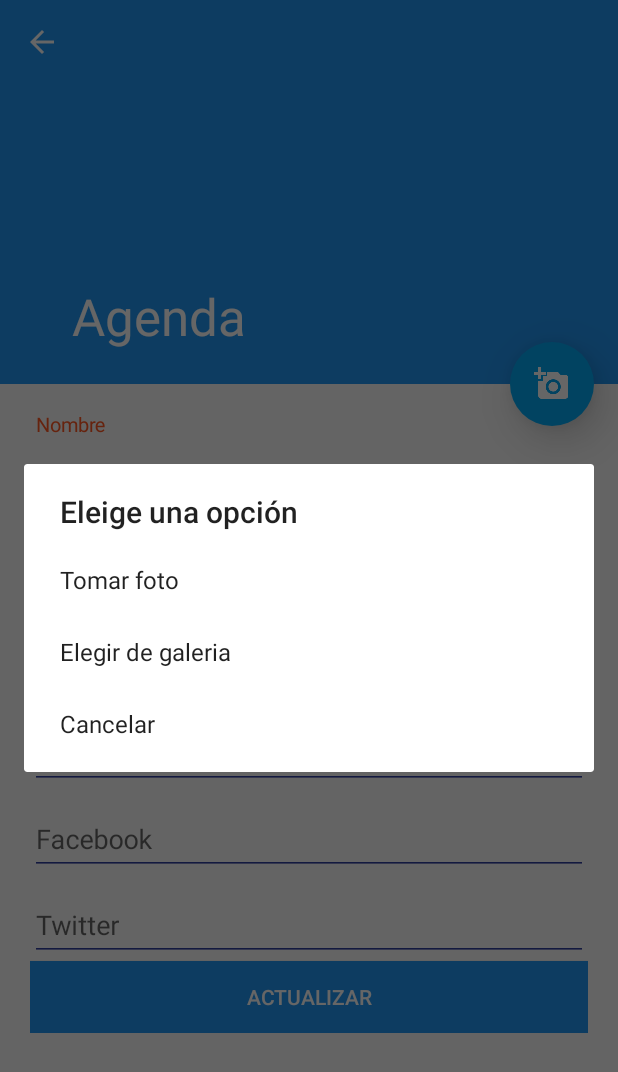
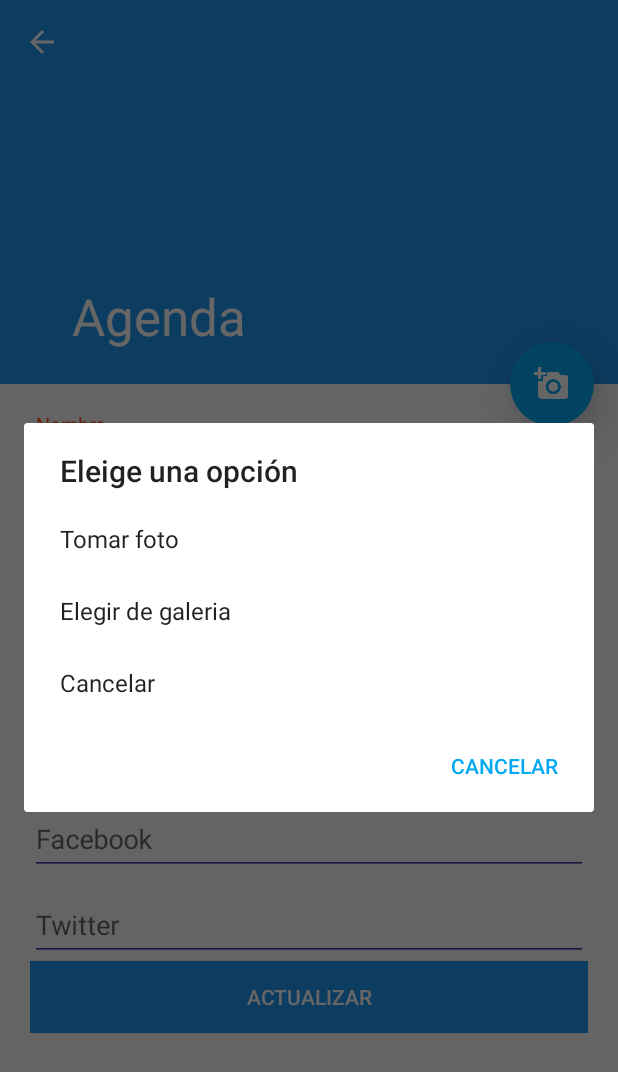
Before and after one commit to moises503/Agenda, an Android app: the UpdateContactActivity screen opened directly, with no data from a screen before it, after a tap on an icon or button, on a phone screen of 412 x 824 dp. Shown: the top 1072 px of the screen. Run offline under Robolectric (Android 15) with nearby library versions, the phone set to English and light mode, and no system bars; our stand-ins replace ButterKnife, Dagger/Hilt's generated code, EventBus; libraries missing offline, so code that uses them is left out: com.raizlabs.android; 9 statements that could not run were skipped; 1 other tap on this screen came first.

Commit message:
Add scrolling for contact view and store contact

```diff
--- a/app/src/main/java/com/xor503/agenda/updatecontact/ui/UpdateContactActivity.java
+++ b/app/src/main/java/com/xor503/agenda/updatecontact/ui/UpdateContactActivity.java
@@ -233,9 +233,13 @@ public class UpdateContactActivity extends AppCompatActivity implements UpdateCo
                     Intent intent = new Intent(Intent.ACTION_PICK, MediaStore.Images.Media.EXTERNAL_CONTENT_URI);
                     intent.setType("image/*");
                     startActivityForResult(intent.createChooser(intent, "Selecciona app de imagen"), SELECT_PICTURE);
-                }else {
-                    dialog.dismiss();
                 }
+            }
+        });
+        builder.setNegativeButton("Cancelar", new DialogInterface.OnClickListener() {
+            @Override
+            public void onClick(DialogInterface dialog, int which) {
+                dialog.dismiss();
             }
         });
 
--- a/app/src/main/res/layout/activity_update_contact.xml
+++ b/app/src/main/res/layout/activity_update_contact.xml
@@ -17,6 +17,14 @@
             android:layout_height="match_parent"
             android:orientation="vertical"
             android:padding="20dp"
+            >
+            <ScrollView
+                android:layout_width="match_parent"
+                android:layout_height="wrap_content">
+                <LinearLayout
+                    android:layout_width="match_parent"
+                    android:layout_height="wrap_content"
+                    android:orientation="vertical"
                     >
                     <android.support.design.widget.TextInputLayout
                         android:layout_width="match_parent"
@@ -136,6 +144,8 @@
                         android:textColor="#FFFFFF"
                         />
                 </LinearLayout>
+            </ScrollView>
+        </LinearLayout>
     </android.support.v4.widget.NestedScrollView>
     <android.support.design.widget.AppBarLayout
         android:id="@+id/app_bar"
```
Also changed, not shown: app/src/main/res/layout/activity_add_contact.xml (+10 -0 lines), 1 other file. Lines whose indentation alone changed are shown as unchanged.
